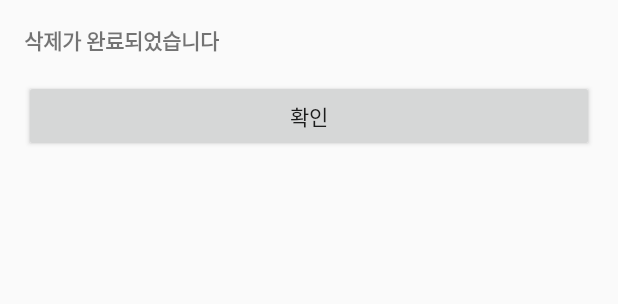
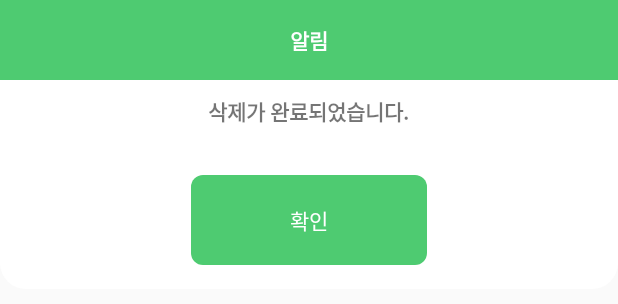
Before and after one commit to NoNextYear/Android, an Android app built with Jetpack Compose: the layout dialog_delete_success.xml on its own in the app's theme, with its tools: preview values and no code run, on a phone screen of 412 x 824 dp. Shown: the top 304 px of the screen. Run offline under Robolectric (Android 15) with nearby library versions, the phone set to English and light mode, and no system bars.

```diff
--- a/app/src/main/res/drawable/button_background.xml
+++ b/app/src/main/res/drawable/button_background.xml
@@ -1,15 +1,12 @@
 <selector xmlns:android="http://schemas.android.com/apk/res/android">
     <item android:state_pressed="true">
         <shape>
-            <solid android:color="#4ECB71"/>
             <corners android:radius="8dp"/>
         </shape>
     </item>
     <item>
         <shape>
-            <solid android:color="#FFFFFF"/>
             <corners android:radius="8dp"/>
-            <stroke android:width="1dp" android:color="#4ECB71"/>
         </shape>
     </item>
 </selector>
--- a/app/src/main/res/layout/dialog_delete_confirmation.xml
+++ b/app/src/main/res/layout/dialog_delete_confirmation.xml
@@ -42,6 +42,7 @@
             android:textColor="@android:color/white"
             android:layout_weight="1"
             android:layout_marginEnd="20dp"
+            android:background="@drawable/button_background"
             android:text="네"/>
 
         <Button
@@ -51,6 +52,8 @@
             android:textColor="@android:color/white"
             android:layout_weight="1"
             android:layout_marginStart="20dp"
+            android:background="@drawable/button_background"
+            android:backgroundTint="#E2E2E2"
             android:text="아니요"/>
     </LinearLayout>
 </LinearLayout>
--- a/app/src/main/res/layout/dialog_delete_success.xml
+++ b/app/src/main/res/layout/dialog_delete_success.xml
@@ -2,18 +2,48 @@
     android:layout_width="match_parent"
     android:layout_height="wrap_content"
     android:orientation="vertical"
-    android:padding="16dp">
+    android:background="@drawable/dialog_background"
+    android:padding="0dp">
 
     <TextView
+        android:id="@+id/text_title"
+        android:layout_width="match_parent"
+        android:layout_height="wrap_content"
+        android:layout_gravity="center"
+        android:text="알림"
+        android:textStyle="bold"
+        android:background="#4ECB71"
+        android:padding="16dp"
+        android:textColor="@android:color/white"
+        android:gravity="center" />
+
+    <TextView
+        android:id="@+id/text_confirm"
         android:layout_width="wrap_content"
         android:layout_height="wrap_content"
-        android:text="삭제가 완료되었습니다"
+        android:layout_marginTop="10dp"
+        android:layout_gravity="center"
+        android:text="삭제가 완료되었습니다."
         android:textStyle="bold"
         android:paddingBottom="16dp"/>
 
-    <Button
-        android:id="@+id/btn_ok"
+    <LinearLayout
         android:layout_width="match_parent"
         android:layout_height="wrap_content"
-        android:text="확인"/>
+        android:orientation="horizontal"
+        android:gravity="center"
+        android:padding="16dp">
+
+        <Button
+            android:id="@+id/btn_yes"
+            android:layout_width="match_parent"
+            android:layout_marginStart="111dp"
+            android:layout_marginEnd="111dp"
+            android:layout_height="60dp"
+            android:backgroundTint="#4ECB71"
+            android:textColor="@android:color/white"
+            android:background="@drawable/button_background"
+            android:text="확인"/>
+
+    </LinearLayout>
 </LinearLayout>
--- a/app/src/main/res/layout/item_schedule_option.xml
+++ b/app/src/main/res/layout/item_schedule_option.xml
@@ -57,6 +57,7 @@
         android:layout_height="56dp"
         android:textSize="10sp"
         android:text="상세보기"
+        android:background="@drawable/button_background"
         android:backgroundTint="#4ECB71"
         android:textColor="@color/white"
         app:layout_constraintEnd_toEndOf="parent"
```
